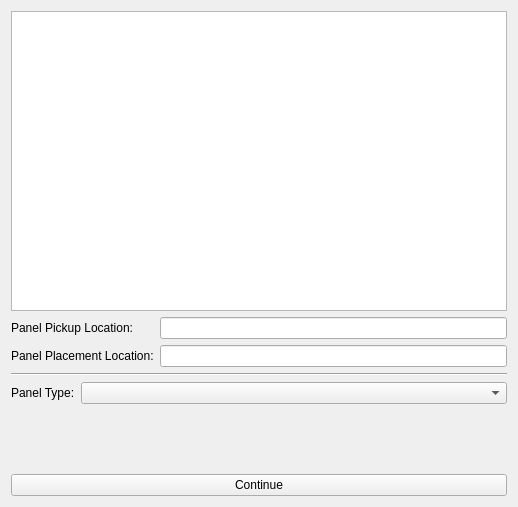
Qt form resource/panelandplacementselectorpopup.ui (rpiRobotics/rpi_arm_composites_manufacturing_gui) before a commit.
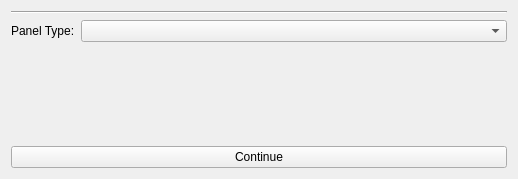
The same form after that commit.

Commit message: added robot status button, teleop mode button, fixed panel select window

```diff
--- a/resource/panelandplacementselectorpopup.ui
+++ b/resource/panelandplacementselectorpopup.ui
@@ -7,52 +7,18 @@
     <x>0</x>
     <y>0</y>
     <width>518</width>
-    <height>507</height>
+    <height>179</height>
    </rect>
   </property>
   <property name="windowTitle">
    <string>Form</string>
   </property>
   <layout class="QVBoxLayout" name="verticalLayout">
-   <item>
-    <widget class="QGraphicsView" name="workspaceView">
-     <property name="minimumSize">
-      <size>
-       <width>300</width>
-       <height>300</height>
-      </size>
-     </property>
-    </widget>
-   </item>
    <item>
     <layout class="QFormLayout" name="formLayout">
-     <item row="0" column="0">
-      <widget class="QLabel" name="label">
-       <property name="text">
-        <string>Panel Pickup Location:</string>
-       </property>
-      </widget>
-     </item>
-     <item row="0" column="1">
-      <widget class="QLineEdit" name="pickupLocation">
-       <property name="minimumSize">
-        <size>
-         <width>0</width>
-         <height>0</height>
-        </size>
-       </property>
-      </widget>
-     </item>
-     <item row="1" column="0">
-      <widget class="QLabel" name="label_2">
-       <property name="text">
-        <string>Panel Placement Location:</string>
-       </property>
-      </widget>
-     </item>
-     <item row="1" column="1">
-      <widget class="QLineEdit" name="placementLocation"/>
-     </item>
+     <property name="fieldGrowthPolicy">
+      <enum>QFormLayout::AllNonFixedFieldsGrow</enum>
+     </property>
     </layout>
    </item>
    <item>
```
The commit also changes 4 other files.
